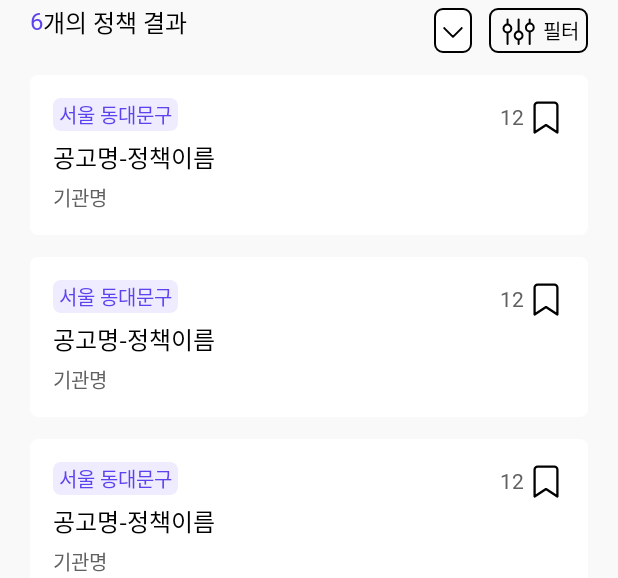
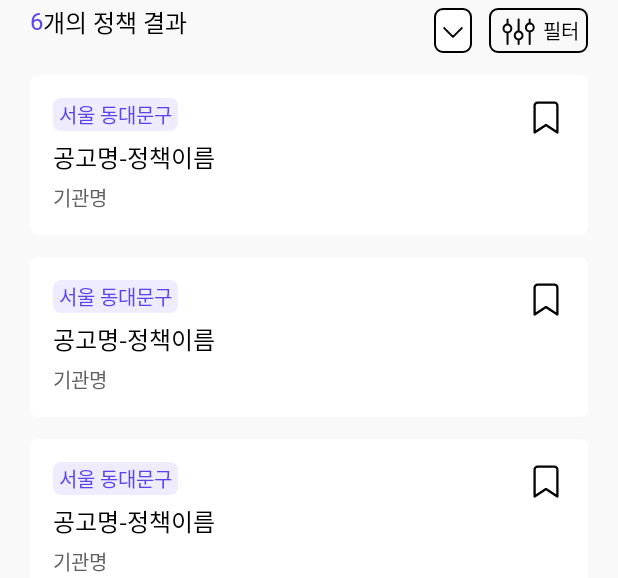
Before and after one commit to CMC-FINPO/FINPO-Android, an Android app: the layout fragment_home.xml on its own in the app's theme, with its tools: preview values and no code run, on a phone screen of 412 x 824 dp. Shown: the part 177-755 px from the top of the screen. Run offline under Robolectric (Android 15) with nearby library versions, the phone set to English and light mode, and no system bars; Roboto replaces fonts that are not available here.

Commit message:
[FIX] 정책 검색 item 지역명 순서 올바르게 설정

```diff
--- a/app/src/main/res/layout/item_recycler_policy.xml
+++ b/app/src/main/res/layout/item_recycler_policy.xml
@@ -31,7 +31,7 @@
             android:textColor="@color/point_p01"
             app:layout_constraintStart_toStartOf="parent"
             app:layout_constraintTop_toTopOf="parent"
-            region="@{data.region}"
+            regionData="@{data.region}"
             tools:text="서울 동대문구" />
 
         <TextView
@@ -65,16 +65,5 @@
             android:layout_width="wrap_content"
             android:layout_height="wrap_content" />
 
-        <TextView
-            app:layout_constraintTop_toTopOf="@id/iv_scrap"
-            app:layout_constraintEnd_toStartOf="@id/iv_scrap"
-            app:layout_constraintBottom_toBottomOf="@id/iv_scrap"
-            android:textColor="@color/gray_g02"
-            android:layout_marginEnd="2dp"
-            style="@style/h5_14_mid"
-            android:layout_width="wrap_content"
-            android:layout_height="wrap_content"
-            tools:text="12" />
-
     </androidx.constraintlayout.widget.ConstraintLayout>
 </layout>
```
Also changed, not shown: app/src/main/java/com/finpo/app/ui/home/HomeBindingAdapter.kt (+7 -3 lines).
